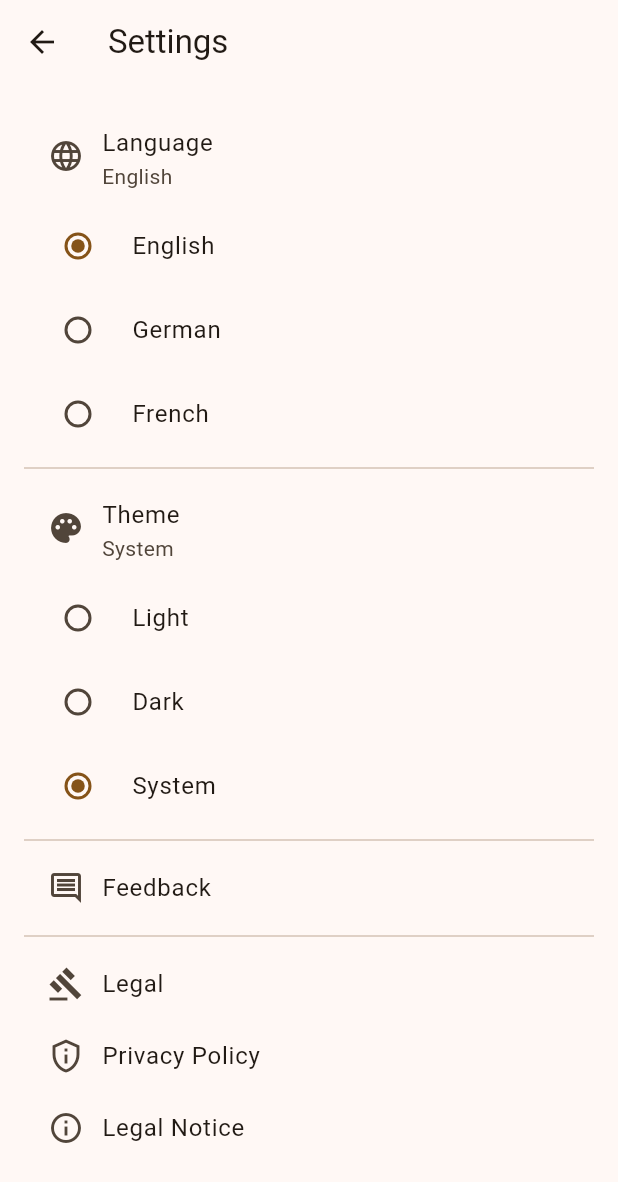
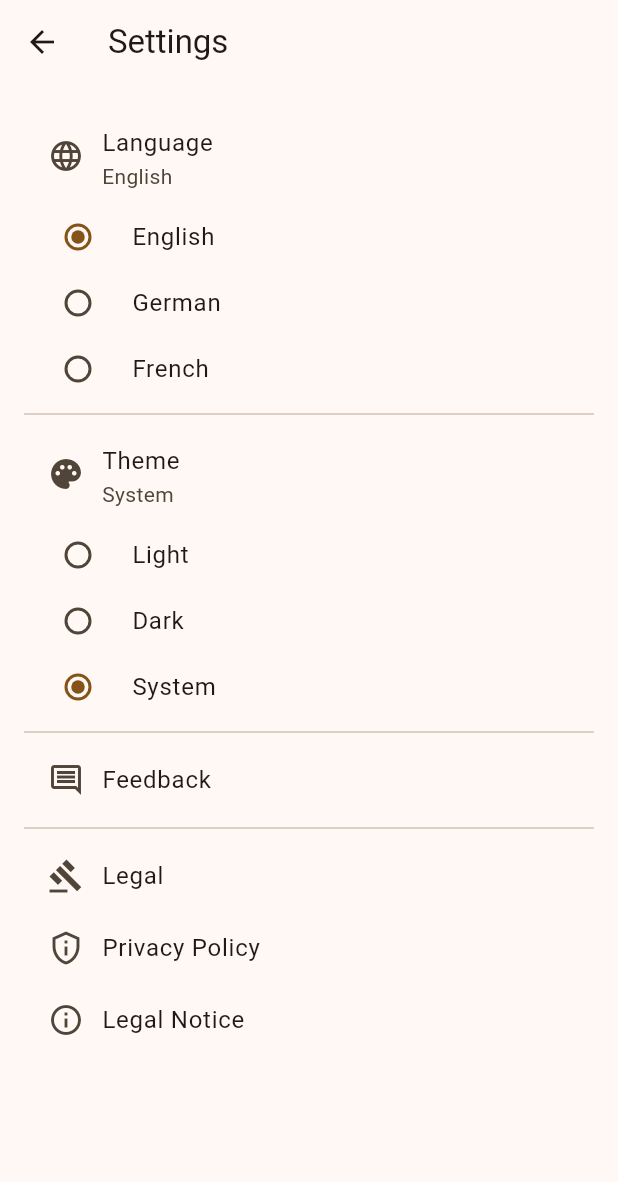
Before and after one commit to fred-ldrs/bitcointrivia-app, a Flutter app: the SettingsScreen screen opened directly, on a phone screen of 412 x 824 dp. Shown: the top 1182 px of the screen. Run offline on Flutter 3.47's test engine with Material 3 defaults, Android fonts, the phone set to English and light mode, and no system bars; our stand-ins replace package_info_plus, shared_preferences, sqflite; accounts and stored records are empty.

Commit message:
improved layout for settings

```diff
--- a/lib/screens/settings_screen.dart
+++ b/lib/screens/settings_screen.dart
@@ -34,6 +34,8 @@ class SettingsScreen extends StatelessWidget {
             title: Text(l10n.languageEnglish),
             value: const Locale('en'),
             groupValue: localeProvider.locale,
+            visualDensity: const VisualDensity(vertical: -3),
+            contentPadding: const EdgeInsets.symmetric(horizontal: 16, vertical: 0),
             onChanged: (Locale? value) {
               if (value != null) {
                 localeProvider.setLocale(value);
@@ -44,6 +46,8 @@ class SettingsScreen extends StatelessWidget {
             title: Text(l10n.languageGerman),
             value: const Locale('de'),
             groupValue: localeProvider.locale,
+            visualDensity: const VisualDensity(vertical: -3),
+            contentPadding: const EdgeInsets.symmetric(horizontal: 16, vertical: 0),
             onChanged: (Locale? value) {
               if (value != null) {
                 localeProvider.setLocale(value);
@@ -54,6 +58,8 @@ class SettingsScreen extends StatelessWidget {
             title: Text(l10n.languageFrench),
             value: const Locale('fr'),
             groupValue: localeProvider.locale,
+            visualDensity: const VisualDensity(vertical: -3),
+            contentPadding: const EdgeInsets.symmetric(horizontal: 16, vertical: 0),
             onChanged: (Locale? value) {
               if (value != null) {
                 localeProvider.setLocale(value);
@@ -74,6 +80,8 @@ class SettingsScreen extends StatelessWidget {
             title: Text(l10n.themeLight),
             value: ThemePreference.light,
             groupValue: themeProvider.themePreference,
+            visualDensity: const VisualDensity(vertical: -3),
+            contentPadding: const EdgeInsets.symmetric(horizontal: 16, vertical: 0),
             onChanged: (ThemePreference? value) {
               if (value != null) {
                 themeProvider.setThemePreference(value);
@@ -84,6 +92,8 @@ class SettingsScreen extends StatelessWidget {
             title: Text(l10n.themeDark),
             value: ThemePreference.dark,
             groupValue: themeProvider.themePreference,
+            visualDensity: const VisualDensity(vertical: -3),
+            contentPadding: const EdgeInsets.symmetric(horizontal: 16, vertical: 0),
             onChanged: (ThemePreference? value) {
               if (value != null) {
                 themeProvider.setThemePreference(value);
@@ -94,6 +104,8 @@ class SettingsScreen extends StatelessWidget {
             title: Text(l10n.themeSystem),
             value: ThemePreference.system,
             groupValue: themeProvider.themePreference,
+            visualDensity: const VisualDensity(vertical: -3),
+            contentPadding: const EdgeInsets.symmetric(horizontal: 16, vertical: 0),
             onChanged: (ThemePreference? value) {
               if (value != null) {
                 themeProvider.setThemePreference(value);
```
